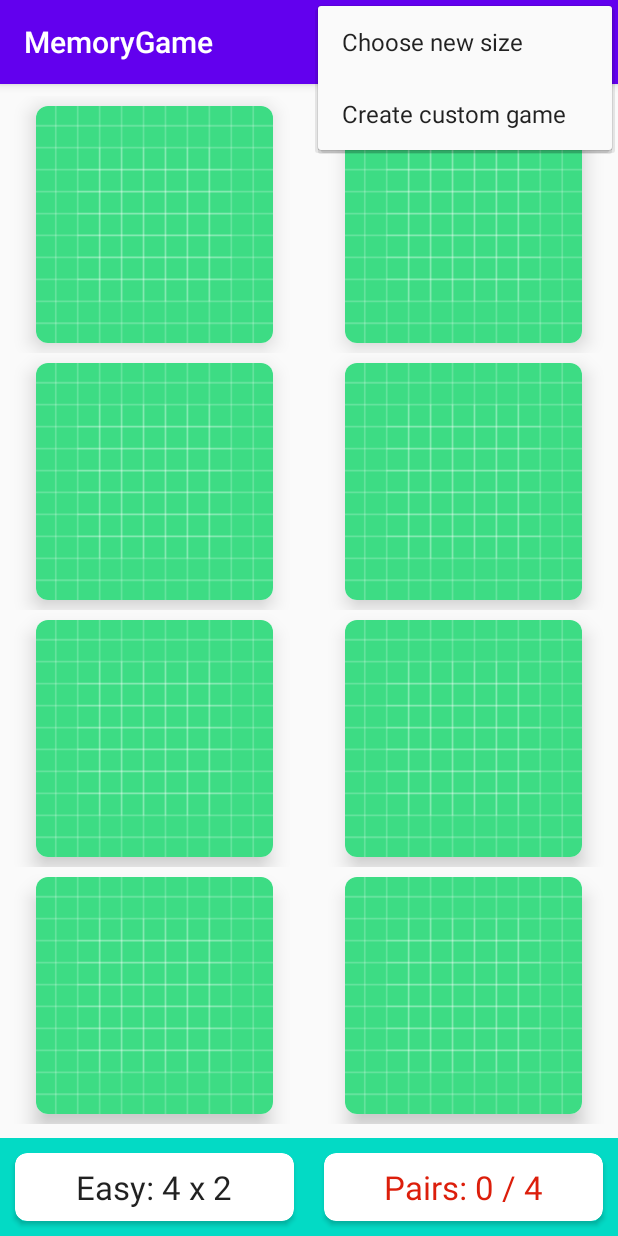
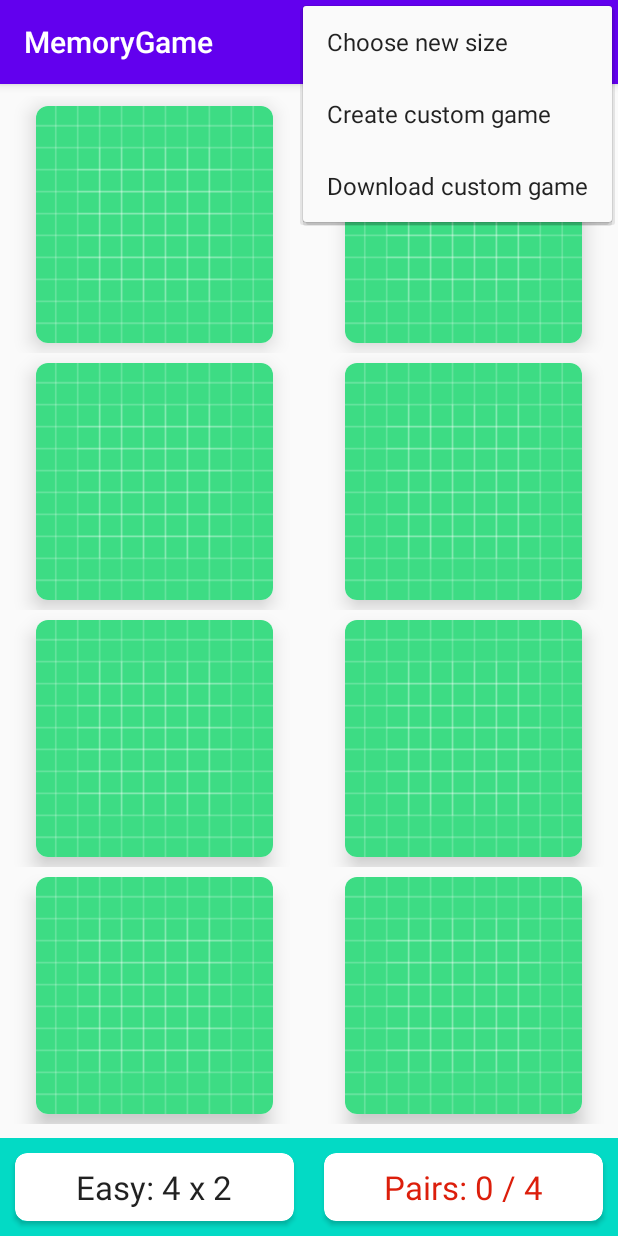
Before and after one commit to fsampson30/MemoryGame, an Android app: the screen it shows after launch (MainActivity), with the options menu open, on a phone screen of 412 x 824 dp. Run offline under Robolectric (Android 15) with nearby library versions, the phone set to English and light mode, and no system bars; our stand-ins replace Firebase (no records; nobody signed in at launch, a user with empty details on screens opened directly), Picasso.

Commit message:
Created new option to download an play custom game.

```diff
--- a/app/src/main/java/com/sampson/memorygame/MemoryBoardAdapter.kt
+++ b/app/src/main/java/com/sampson/memorygame/MemoryBoardAdapter.kt
@@ -57,7 +57,7 @@ class MemoryBoardAdapter(
             val memoryCard = cards[position]
             if (memoryCard.isFaceUp) {
                 if (memoryCard.imageUrl != null) {
-                    Picasso.get().load(memoryCard.imageUrl).into(imageButton)
+                    Picasso.get().load(memoryCard.imageUrl).placeholder(R.drawable.ic_image).into(imageButton)
                 } else {
                     imageButton.setImageResource(memoryCard.identifier)
                 }
--- /dev/null
+++ b/app/src/main/res/drawable/ic_image.xml
@@ -0,0 +1,10 @@
+<vector xmlns:android="http://schemas.android.com/apk/res/android"
+    android:width="24dp"
+    android:height="24dp"
+    android:viewportWidth="24"
+    android:viewportHeight="24"
+    android:tint="?attr/colorControlNormal">
+  <path
+      android:fillColor="@android:color/white"
+      android:pathData="M21,19V5c0,-1.1 -0.9,-2 -2,-2H5c-1.1,0 -2,0.9 -2,2v14c0,1.1 0.9,2 2,2h14c1.1,0 2,-0.9 2,-2zM8.5,13.5l2.5,3.01L14.5,12l4.5,6H5l3.5,-4.5z"/>
+</vector>
--- a/app/src/main/res/menu/menu_main.xml
+++ b/app/src/main/res/menu/menu_main.xml
@@ -15,4 +15,8 @@
     <item
         android:id="@+id/mi_custom_game"
         android:title="Create custom game" />
+    <item
+        android:id="@+id/mi_download"
+        android:title="Download custom game"
+        app:showAsAction="never" />
 </menu>
--- a/app/src/main/res/values/strings.xml
+++ b/app/src/main/res/values/strings.xml
@@ -4,4 +4,11 @@
     <string name="pairs_0">Pairs: 0</string>
     <string name="string_save">Save</string>
     <string name="string_hint_game_name">Game name (example: \'panda_fun\')</string>
+    <string name="txtmoves_easy">Easy: 4 x 2</string>
+    <string name="txtmoves_medium">Medium: 6 x 3</string>
+    <string name="txtmoves_hard">Hard: 6 x 4</string>
+    <string name="txtpairs_easy">Pairs: 0 / 4</string>
+    <string name="txtpairs_medium">Pairs: 0 / 9</string>
+    <string name="txtpairs_hard">Pairs: 0 / 12</string>
+    <string name="enter_game_name">Enter game name:</string>
 </resources>
```
Also changed, not shown: app/src/main/java/com/sampson/memorygame/MainActivity.kt (+27 -8 lines), app/src/main/res/layout/dialog_download_size.xml (added, +28 -0 lines).
